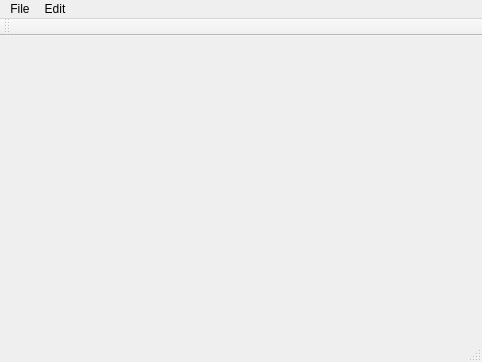
Before: the Qt Designer form mainwindow.ui in ANavarrete00/WeeklyEventSchedule, drawn with Qt 5.
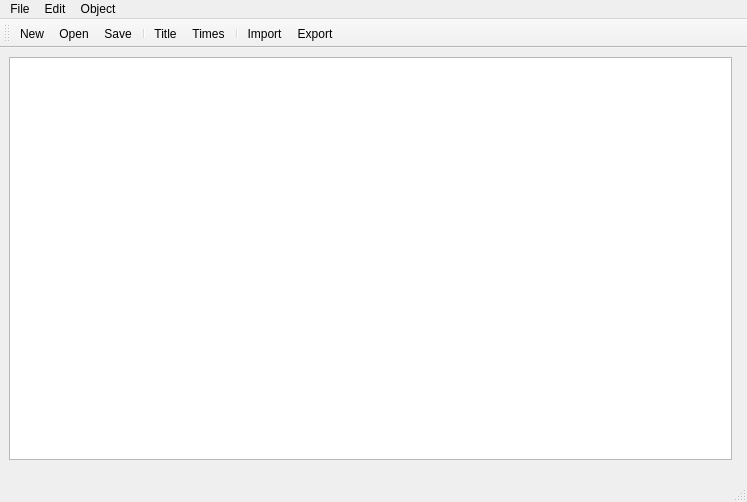
After: the same form once the commit is applied.

Commit message: added import function for background images

```diff
--- a/mainwindow.ui
+++ b/mainwindow.ui
@@ -6,20 +6,67 @@
    <rect>
     <x>0</x>
     <y>0</y>
-    <width>482</width>
-    <height>362</height>
+    <width>747</width>
+    <height>502</height>
    </rect>
   </property>
   <property name="windowTitle">
    <string>MainWindow</string>
   </property>
-  <widget class="QWidget" name="centralwidget"/>
+  <widget class="QWidget" name="centralwidget">
+   <property name="sizePolicy">
+    <sizepolicy hsizetype="Preferred" vsizetype="Preferred">
+     <horstretch>0</horstretch>
+     <verstretch>0</verstretch>
+    </sizepolicy>
+   </property>
+   <widget class="QFrame" name="horizontalFrame">
+    <property name="geometry">
+     <rect>
+      <x>0</x>
+      <y>0</y>
+      <width>741</width>
+      <height>421</height>
+     </rect>
+    </property>
+    <property name="sizePolicy">
+     <sizepolicy hsizetype="Preferred" vsizetype="Preferred">
+      <horstretch>0</horstretch>
+      <verstretch>0</verstretch>
+     </sizepolicy>
+    </property>
+    <property name="maximumSize">
+     <size>
+      <width>741</width>
+      <height>421</height>
+     </size>
+    </property>
+    <layout class="QHBoxLayout" name="horizontalLayout" stretch="0">
+     <item>
+      <widget class="QGraphicsView" name="graphicsView">
+       <property name="sizePolicy">
+        <sizepolicy hsizetype="Expanding" vsizetype="Expanding">
+         <horstretch>0</horstretch>
+         <verstretch>0</verstretch>
+        </sizepolicy>
+       </property>
+       <property name="alignment">
+        <set>Qt::AlignmentFlag::AlignJustify|Qt::AlignmentFlag::AlignVCenter</set>
+       </property>
+       <property name="resizeAnchor">
+        <enum>QGraphicsView::ViewportAnchor::NoAnchor</enum>
+       </property>
+      </widget>
+     </item>
+    </layout>
+   </widget>
+  </widget>
   <widget class="QMenuBar" name="menubar">
    <property name="geometry">
     <rect>
      <x>0</x>
      <y>0</y>
-     <width>482</width>
+     <width>747</width>
      <height>21</height>
     </rect>
    </property>
@@ -36,9 +83,20 @@
     <property name="title">
      <string>Edit</string>
     </property>
+    <addaction name="actionUndo"/>
+    <addaction name="actionRedo"/>
+   </widget>
+   <widget class="QMenu" name="menuObject">
+    <property name="title">
+     <string>Object</string>
+    </property>
+    <addaction name="actionImport"/>
+    <addaction name="actionTitle"/>
+    <addaction name="actionTimes"/>
    </widget>
    <addaction name="menuWeekly_Scheduler"/>
    <addaction name="menuEdit"/>
+   <addaction name="menuObject"/>
   </widget>
   <widget class="QStatusBar" name="statusbar"/>
   <widget class="QToolBar" name="toolBar">
@@ -51,6 +109,15 @@
    <attribute name="toolBarBreak">
     <bool>false</bool>
    </attribute>
+   <addaction name="actionNew"/>
+   <addaction name="actionOpen"/>
+   <addaction name="actionSave"/>
+   <addaction name="separator"/>
+   <addaction name="actionTitle"/>
+   <addaction name="actionTimes"/>
+   <addaction name="separator"/>
+   <addaction name="actionImport"/>
+   <addaction name="actionExport"/>
   </widget>
   <action name="actionNew">
    <property name="text">
@@ -72,6 +139,31 @@
     <string>Export</string>
    </property>
   </action>
+  <action name="actionImport">
+   <property name="text">
+    <string>Import</string>
+   </property>
+  </action>
+  <action name="actionTitle">
+   <property name="text">
+    <string>Title</string>
+   </property>
+  </action>
+  <action name="actionTimes">
+   <property name="text">
+    <string>Times</string>
+   </property>
+  </action>
+  <action name="actionUndo">
+   <property name="text">
+    <string>Undo</string>
+   </property>
+  </action>
+  <action name="actionRedo">
+   <property name="text">
+    <string>Redo</string>
+   </property>
+  </action>
  </widget>
  <resources/>
  <connections/>
```
The commit also changes 2 other files.
